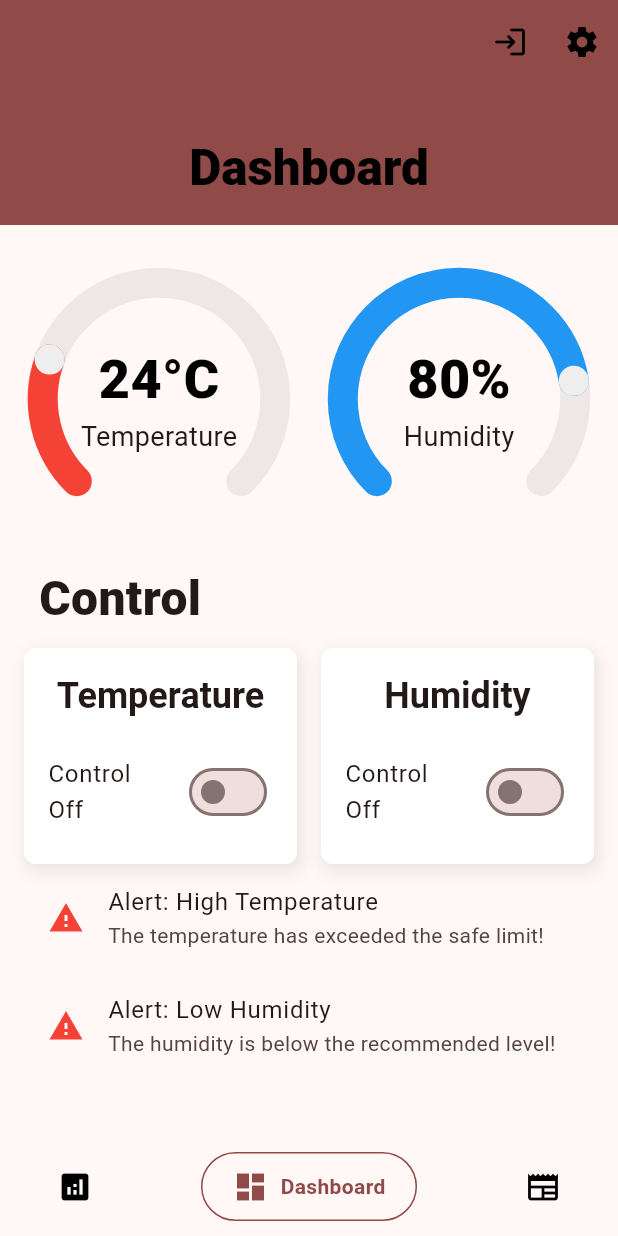
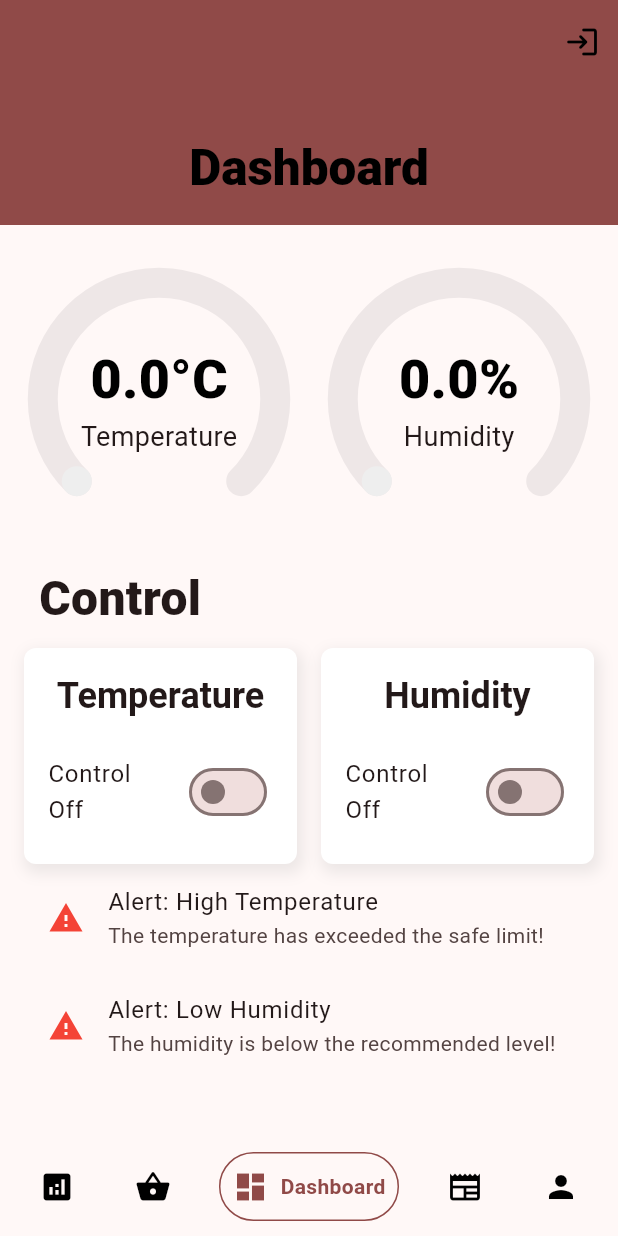
Before and after one commit to NabinPaudel001/KukhuriKaa, a Flutter app: the screen it shows once a user with an empty profile is signed in, on a phone screen of 412 x 824 dp. Run offline on Flutter 3.47's test engine with Material 3 defaults, Android fonts, the phone set to English and light mode, and no system bars; drawn by our look-alikes of dashed_circular_progress_bar, google_nav_bar; our stand-ins replace firebase_auth, firebase_core, firebase_database, fl_chart, skeletonizer; missing offline and left inert: dart:ffi; accounts and stored records are empty.

Commit message:
Updates to page

```diff
--- a/lib/components/circular_progress.dart
+++ b/lib/components/circular_progress.dart
@@ -3,23 +3,26 @@ import 'package:dashed_circular_progress_bar/dashed_circular_progress_bar.dart';
 
 class CircularProgress extends StatelessWidget {
   final String title;
-  final double progress;
+  final double progress; // Ensure progress is a double type
   final Color foregroundColor;
   final Color backgroundColor;
   final String unit;
   CircularProgress({
     super.key,
     required this.title,
-    required this.progress,
     required this.foregroundColor,
     this.backgroundColor = const Color.fromARGB(255, 238, 231, 231),
     required this.unit,
+    required this.progress,
   });
 
-  final ValueNotifier<double> _valueNotifier = ValueNotifier(0);
+  final ValueNotifier<double> _valueNotifier = ValueNotifier(0.0);
 
   @override
   Widget build(BuildContext context) {
+    // Update the value notifier whenever progress changes
+    _valueNotifier.value = progress;
+
     return DashedCircularProgressBar(
       width: 175,
       height: 200,
@@ -42,7 +45,7 @@ class CircularProgress extends StatelessWidget {
                   mainAxisSize: MainAxisSize.min,
                   children: [
                     Text(
-                      '${value.toInt()}${unit}',
+                      '${value.toStringAsFixed(1)}${unit}', // Display value with one decimal point
                       style: const TextStyle(
                           color: Colors.black,
                           fontWeight: FontWeight.w800,
--- a/lib/components/dashboard_content.dart
+++ b/lib/components/dashboard_content.dart
@@ -1,3 +1,6 @@
+import 'dart:ffi';
+import 'dart:async';
+import 'package:firebase_database/firebase_database.dart';
 import 'package:flutter/material.dart';
 import 'package:kukhurikaa/components/circular_progress.dart';
 import 'package:kukhurikaa/components/control_card.dart';
@@ -14,7 +17,53 @@ class DashboardContent extends StatefulWidget {
 
 class _DashboardContentState extends State<DashboardContent> {
   bool isTemperatureControlOn = false;
-  bool isHumidityControlOn = false; // Default humidity value
+  bool isHumidityControlOn = false;
+  double temperature = 0.0;
+  double humidity = 0.0;
+  final DatabaseReference _databaseReference =
+      FirebaseDatabase.instance.ref('test'); // Reference to "test" node
+  late Timer _timer;
+
+  @override
+  void initState() {
+    super.initState();
+    // Start a timer to fetch data every 1 second
+    _timer = Timer.periodic(Duration(seconds: 1), _fetchData);
+  }
+
+  @override
+  void dispose() {
+    _timer.cancel(); // Cancel the timer when the widget is disposed
+    super.dispose();
+  }
+
+  void _fetchData(Timer timer) async {
+    try {
+      // Fetch the data from Firebase Realtime Database
+      DataSnapshot snapshot = await _databaseReference.get();
+      if (snapshot.exists) {
+        var data = snapshot.value as Map;
+        setState(() {
+          // Update the state with the new values
+          temperature = (data['temp'] is int
+                  ? (data['temp'] as int).toDouble()
+                  : data['temp']) ??
+              0.0;
+          humidity = (data['humidity'] is int
+                  ? (data['humidity'] as int).toDouble()
+                  : data['humidity']) ??
+              0.0;
+        });
+      }
+    } catch (e) {
+      print('Error fetching data: $e');
+    }
+  }
+
+  double updateProgress(double value) {
+    // Limit to 2 decimal places
+    return double.parse(value.toStringAsFixed(2));
+  }
 
   @override
   Widget build(BuildContext context) {
@@ -31,8 +80,8 @@ class _DashboardContentState extends State<DashboardContent> {
               children: [
                 CircularProgress(
                   title: "Temperature",
-                  progress: controlProvider.temperature,
-                  unit: "°C",
+                  progress: temperature,
+                  unit: '°C',
                   foregroundColor: Colors.red,
                 ),
                 SizedBox(
@@ -40,7 +89,7 @@ class _DashboardContentState extends State<DashboardContent> {
                 ),
                 CircularProgress(
                   title: "Humidity",
-                  progress: controlProvider.humidity,
+                  progress: humidity,
                   unit: '%',
                   foregroundColor: Colors.blue,
                 ),
--- a/lib/main.dart
+++ b/lib/main.dart
@@ -6,12 +6,16 @@ import 'package:kukhurikaa/pages/sign_up_page.dart';
 import 'package:kukhurikaa/pages/wrapper.dart';
 import 'package:kukhurikaa/providers/control_provider.dart';
 import 'package:kukhurikaa/providers/control_state.dart';
+import 'package:kukhurikaa/providers/sensor_data_provider.dart';
 import 'package:provider/provider.dart';
 
 void main() async {
   WidgetsFlutterBinding.ensureInitialized();
   await Firebase.initializeApp();
   runApp(MultiProvider(providers: [
+    ChangeNotifierProvider(
+      create: (context) => SensorDataProvider(),
+    ),
     ChangeNotifierProvider(
       create: (context) => ControlState(),
     ),
--- a/lib/pages/dashboard_page.dart
+++ b/lib/pages/dashboard_page.dart
@@ -1,9 +1,11 @@
 import 'package:firebase_auth/firebase_auth.dart';
-import 'package:firebase_core/firebase_core.dart';
+import 'package:firebase_database/firebase_database.dart';
 import 'package:flutter/material.dart';
 import 'package:google_nav_bar/google_nav_bar.dart';
 import 'package:kukhurikaa/components/dashboard_content.dart';
+import 'package:kukhurikaa/pages/account_page.dart';
 import 'package:kukhurikaa/pages/analytics_page.dart';
+import 'package:kukhurikaa/pages/chickens_page.dart';
 import 'package:kukhurikaa/pages/login_page.dart';
 import 'package:kukhurikaa/pages/news_page.dart';
 
@@ -15,22 +17,28 @@ class DashboardPage extends StatefulWidget {
 }
 
 class _DashboardPageState extends State<DashboardPage> {
+  final DatabaseReference _sensorDataRef =
+      FirebaseDatabase.instance.ref('sensorData');
   final user = FirebaseAuth.instance.currentUser;
   final ScrollController _scrollingController = ScrollController();
-  int _selectedIndex = 1; // Set default index to 1 (second tab - Dashboard)
+  int _selectedIndex = 2; // Set default index to 1 (second tab - Dashboard)
   String _appBarTitle = 'Dashboard'; // Default title for the SliverAppBar
 
   final List<Widget> _pages = [
     // Placeholder screens for each tab
     AnalyticsPage(),
+    ChickensPage(),
     DashboardContent(),
     NewsPage(),
+    AccountPage(),
   ];
 
   final List<String> _titles = [
     'Analytics',
+    'Chickens',
     'Dashboard',
     'News',
+    'Account',
   ];
 
   void _onItemTapped(int index) {
@@ -112,13 +120,6 @@ class _DashboardPageState extends State<DashboardPage> {
                     color: Colors.black,
                   ),
                 ),
-                IconButton(
-                  onPressed: () {},
-                  icon: Icon(
-                    Icons.settings_sharp,
-                    color: Colors.black,
-                  ),
-                ),
               ],
             ),
             SliverFillRemaining(
@@ -140,7 +141,7 @@ class _DashboardPageState extends State<DashboardPage> {
                 .colorScheme
                 .primary, // Red color for active icon
             iconSize: 24,
-            padding: EdgeInsets.symmetric(horizontal: 20, vertical: 10),
+            padding: EdgeInsets.symmetric(horizontal: 8, vertical: 10),
             gap: 8,
             onTabChange: _onItemTapped,
             selectedIndex: _selectedIndex,
@@ -150,6 +151,10 @@ class _DashboardPageState extends State<DashboardPage> {
                 text: 'Analytics',
               ),
               GButton(
+                icon: Icons.shopping_basket,
+                text: 'Chickens',
+              ),
+              GButton(
                 icon: Icons.dashboard,
                 text: 'Dashboard',
               ),
@@ -157,6 +162,10 @@ class _DashboardPageState extends State<DashboardPage> {
                 icon: Icons.newspaper,
                 text: 'News',
               ),
+              GButton(
+                icon: Icons.person,
+                text: 'Account',
+              ),
             ],
           ),
         ));
--- a/pubspec.yaml
+++ b/pubspec.yaml
@@ -18,6 +18,7 @@ dependencies:
   provider: ^6.1.2
   firebase_core: ^3.8.1
   firebase_auth: ^5.3.4
+  firebase_database: ^11.2.0
 
 dev_dependencies:
   flutter_test:
```
Also changed, not shown: lib/pages/account_page.dart (added, +166 -0 lines), lib/pages/analytics_page.dart (+21 -20 lines), lib/pages/chickens_page.dart (added, +15 -0 lines), lib/providers/sensor_data_provider.dart (+33 -6 lines), pubspec.lock, 2 other files.
